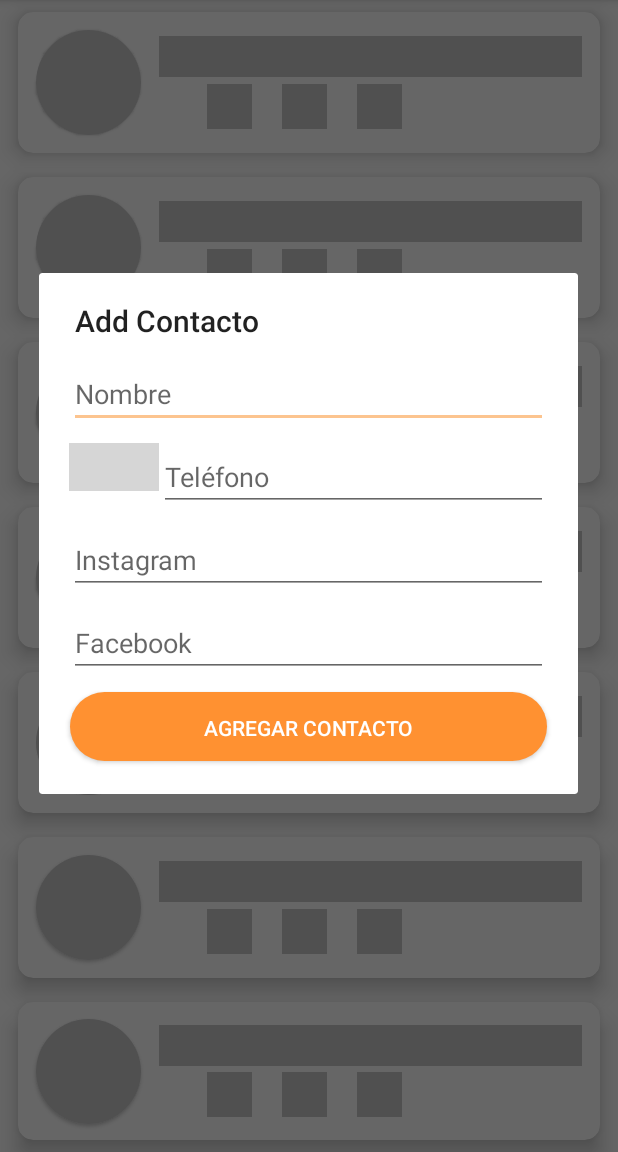
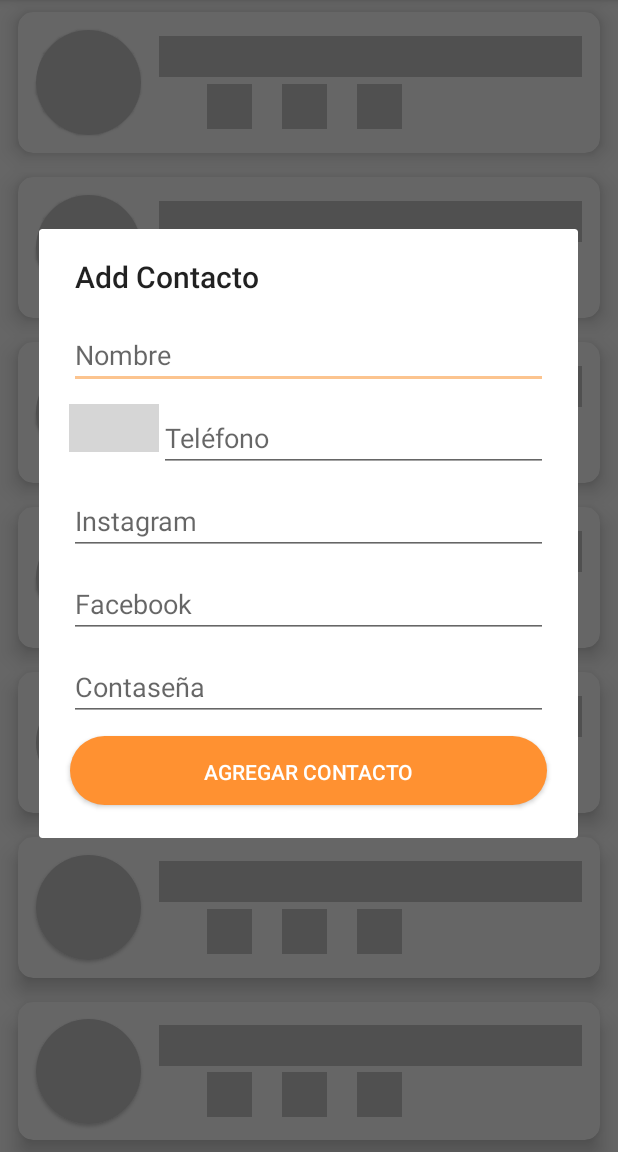
Before and after one commit to estebanjrdev/Add-Me, an Android app: the screen it shows after launch (MainActivity), after a tap on "Agregar", on a phone screen of 412 x 824 dp, the part 84-1236 px from its top. Run offline under Robolectric (Android 15) with nearby library versions, the phone set to English and light mode, and no system bars; our stand-ins replace Dagger/Hilt's generated code, Shimmer; libraries missing offline, so code that uses them is left out: com.hbb20; plain views replace CountryCodePicker; network calls fail; 2 statements that could not run were skipped; grey boxes are pictures that could not be loaded.

Commit message:
add option password

```diff
--- a/app/src/main/java/com/ejrm/addme/data/ContactRepository.kt
+++ b/app/src/main/java/com/ejrm/addme/data/ContactRepository.kt
@@ -15,7 +15,7 @@ class ContactRepository @Inject constructor(
     suspend fun getSearchContact(search: String): List<Contact> {
         return apiService.getSearch(search)
     }
-    suspend fun addContact(name: String, country:String, phone: String, instagram: String, facebook: String): List<ContactResponse> {
-        return apiService.addContact(name,country,phone,instagram,facebook)
+    suspend fun addContact(name: String, country:String, phone: String, instagram: String, facebook: String, password: String): List<ContactResponse> {
+        return apiService.addContact(name,country,phone,instagram,facebook,password)
     }
 }
--- a/app/src/main/java/com/ejrm/addme/data/network/ContactApiClient.kt
+++ b/app/src/main/java/com/ejrm/addme/data/network/ContactApiClient.kt
@@ -14,15 +14,14 @@ interface ContactApiClient {
     @GET("/api/search/index.php")
     suspend fun searchContact(@Query("search") search: String): Response<List<Contact>>
 
-   // @Multipart
     @FormUrlEncoded
     @POST("/api/add/index.php")
     suspend fun addContact(
-      //  @Part image: MultipartBody.Part,
-       @Field("name") name: String,
-       @Field("country") country: String,
-       @Field("phone") phone: String,
-       @Field("instagram") instagram: String,
-       @Field("facebook") facebook: String
+        @Field("name") name: String,
+        @Field("country") country: String,
+        @Field("phone") phone: String,
+        @Field("instagram") instagram: String,
+        @Field("facebook") facebook: String,
+        @Field("password") password: String
     ): Response<List<ContactResponse>>
 }
--- a/app/src/main/java/com/ejrm/addme/data/network/ContactService.kt
+++ b/app/src/main/java/com/ejrm/addme/data/network/ContactService.kt
@@ -22,9 +22,9 @@ class ContactService @Inject constructor(private val api: ContactApiClient) {
             response.body() ?: emptyList()
         }
     }
-    suspend fun addContact(name: String, country:String, phone: String, instagram: String, facebook: String): List<ContactResponse> {
+    suspend fun addContact(name: String, country:String, phone: String, instagram: String, facebook: String, password: String): List<ContactResponse> {
         return withContext(Dispatchers.IO) {
-            val response = api.addContact(name,country,phone,instagram,facebook)
+            val response = api.addContact(name,country,phone,instagram,facebook,password)
             response.body() ?: emptyList()
         }
     }
--- a/app/src/main/java/com/ejrm/addme/domain/CrudContact.kt
+++ b/app/src/main/java/com/ejrm/addme/domain/CrudContact.kt
@@ -7,5 +7,5 @@ import javax.inject.Inject
 class CrudContact @Inject constructor(private val repository: ContactRepository) {
     suspend operator fun invoke() = repository.getAllContact()
     suspend fun invokeSearch(search: String) = repository.getSearchContact(search)
-    suspend fun invokeAdd(name:String, country:String, phone: String, instagram: String, facebook: String) = repository.addContact(name,country,phone,instagram,facebook)
+    suspend fun invokeAdd(name:String, country:String, phone: String, instagram: String, facebook: String, password:String) = repository.addContact(name,country,phone,instagram,facebook,password)
 }
--- a/app/src/main/java/com/ejrm/addme/ui/viewmodel/MainViewModel.kt
+++ b/app/src/main/java/com/ejrm/addme/ui/viewmodel/MainViewModel.kt
@@ -35,9 +35,9 @@ class MainViewModel @Inject constructor(private val getContactDomain: CrudContac
         }
     }
 
-    fun add(name: String, country:String, phone: String, instagram: String, facebook: String) {
+    fun add(name: String, country:String, phone: String, instagram: String, facebook: String, password: String) {
         viewModelScope.launch {
-            val Succefull = getContactDomain.invokeAdd(name,country, phone, instagram, facebook)
+            val Succefull = getContactDomain.invokeAdd(name,country, phone, instagram, facebook, password)
             isSuccessfull.postValue(Succefull)
         }
     }
--- a/app/src/main/res/layout/add_contact.xml
+++ b/app/src/main/res/layout/add_contact.xml
@@ -99,6 +99,19 @@
         app:layout_constraintStart_toStartOf="parent"
         app:layout_constraintTop_toBottomOf="@+id/instagram" />
 
+    <EditText
+        android:id="@+id/password"
+        android:layout_width="0dp"
+        android:layout_height="wrap_content"
+        android:layout_marginStart="20dp"
+        android:layout_marginTop="10dp"
+        android:layout_marginEnd="20dp"
+        android:hint="Contaseña"
+        android:inputType="textPassword"
+        app:layout_constraintEnd_toEndOf="parent"
+        app:layout_constraintStart_toStartOf="parent"
+        app:layout_constraintTop_toBottomOf="@+id/facebook" />
+
     <Button
         android:id="@+id/btnAddContact"
         style="@style/Widget.AppCompat.Button.Colored"
@@ -115,5 +128,5 @@
         app:layout_constraintBottom_toBottomOf="parent"
         app:layout_constraintEnd_toEndOf="parent"
         app:layout_constraintStart_toStartOf="parent"
-        app:layout_constraintTop_toBottomOf="@+id/facebook" />
+        app:layout_constraintTop_toBottomOf="@+id/password" />
 </androidx.constraintlayout.widget.ConstraintLayout>
```
Also changed, not shown: app/src/main/java/com/ejrm/addme/data/model/Contact.kt (+4 -4 lines), app/src/main/java/com/ejrm/addme/ui/view/MainActivity.kt (+18 -9 lines).
